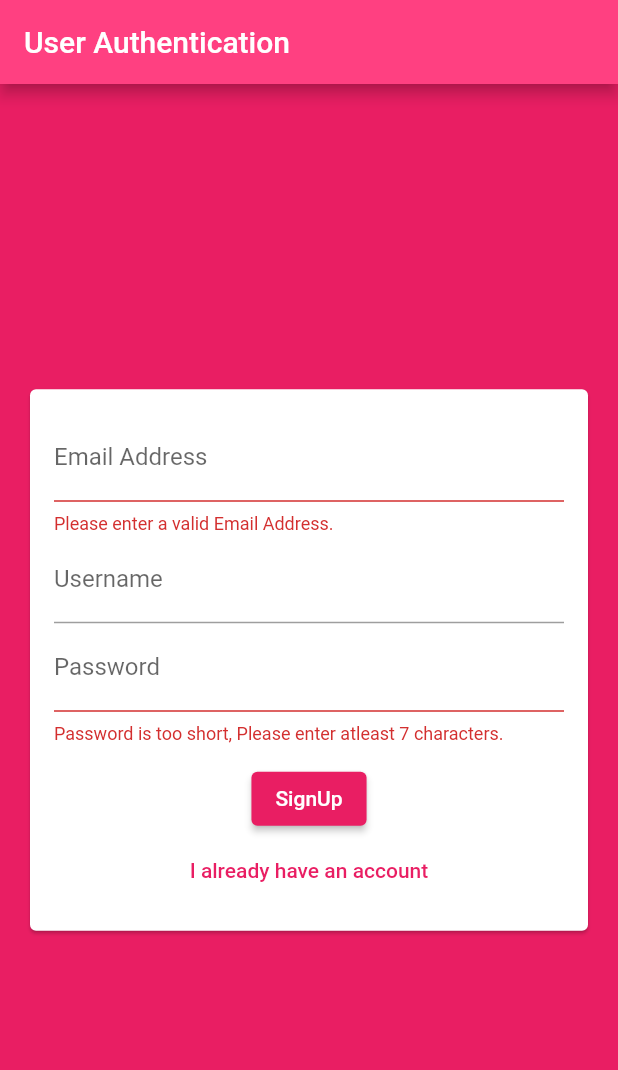
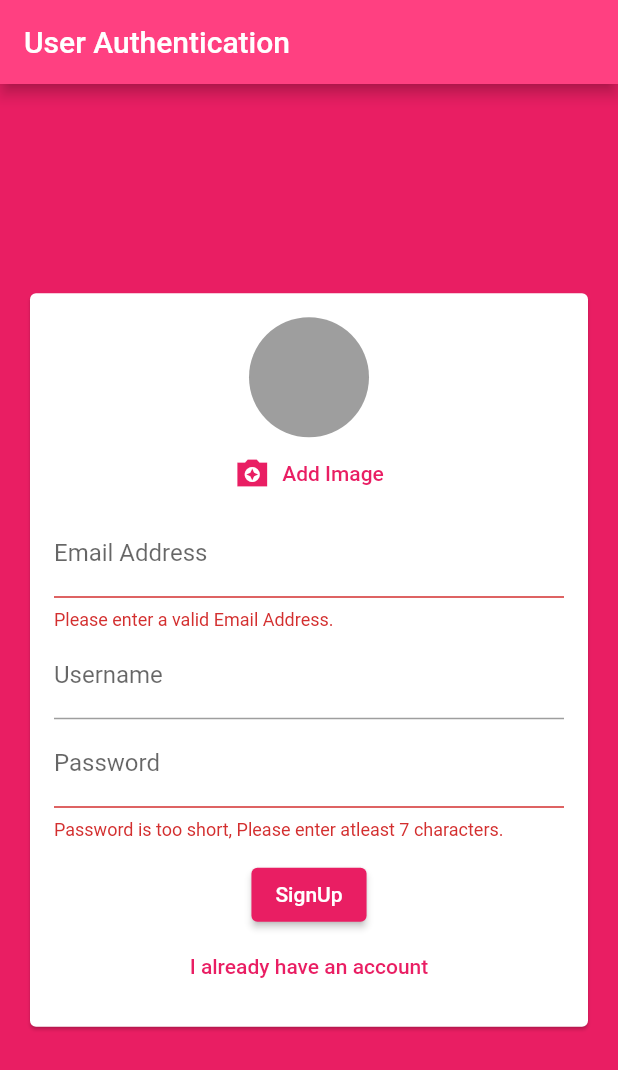
Before and after one commit to bharatbudhori/Flutter_Chat, a Flutter app: the screen it shows after launch, after a tap on "Login", after a tap on "Create New Account", on a phone screen of 412 x 824 dp. Shown: the top 1070 px of the screen. Run offline on Flutter 3.47's test engine with Material 2 defaults, Android fonts, the phone set to English and light mode, and no system bars; our stand-ins replace cloud_firestore, firebase_auth, firebase_core, firebase_storage, image_picker; accounts and stored records are empty.

Commit message:
Added image picker

```diff
--- a/lib/screens/auth_screen.dart
+++ b/lib/screens/auth_screen.dart
@@ -1,7 +1,10 @@
+import 'dart:io';
+
 import 'package:flutter/material.dart';
 import 'package:firebase_auth/firebase_auth.dart';
 import 'package:flutter/services.dart';
 import 'package:cloud_firestore/cloud_firestore.dart';
+import 'package:firebase_storage/firebase_storage.dart';
 
 import '../widgets/auth/auth_form.dart';
 
@@ -12,21 +15,21 @@ class AuthScreen extends StatefulWidget {
 
 class _AuthScreenState extends State<AuthScreen> {
   final _auth = FirebaseAuth.instance;
-  var _isLoading=false;
+  var _isLoading = false;
 
   void _submitAuthForm(
     String email,
     String password,
     String username,
+    File image,
     bool isLogin,
     //BuildContext ctx,
   ) async {
     UserCredential authResult;
 
     try {
-
       setState(() {
-        _isLoading=true;
+        _isLoading = true;
       });
 
       if (isLogin) {
@@ -40,13 +43,22 @@ class _AuthScreenState extends State<AuthScreen> {
           password: password,
         );
 
+        final ref = FirebaseStorage.instance
+            .ref()
+            .child('user_image')
+            .child(authResult.user.uid + '.jpg');
+
+        await ref.putFile(image);
+        final url = await ref.getDownloadURL();
+
         await FirebaseFirestore.instance
             .collection('users')
             .doc(authResult.user.uid)
             .set(
           {
             'username': username,
-            'email':email,
+            'email': email,
+            'image_url': url,
           },
         );
       }
@@ -70,9 +82,8 @@ class _AuthScreenState extends State<AuthScreen> {
         ),
       );
       setState(() {
-        _isLoading=false;
+        _isLoading = false;
       });
-
     } catch (error) {
       //print(error.message);
       ScaffoldMessenger.of(context).hideCurrentSnackBar();
@@ -83,7 +94,7 @@ class _AuthScreenState extends State<AuthScreen> {
         ),
       );
       setState(() {
-        _isLoading=false;
+        _isLoading = false;
       });
     }
   }
--- a/lib/widgets/auth/auth_form.dart
+++ b/lib/widgets/auth/auth_form.dart
@@ -1,4 +1,8 @@
+import 'dart:io';
+
 import 'package:flutter/material.dart';
+
+import '../picker/user_image_picker.dart';
 
 class AuthForm extends StatefulWidget {
   final bool isLoading;
@@ -6,6 +10,7 @@ class AuthForm extends StatefulWidget {
     String email,
     String password,
     String userName,
+    File image,
     bool isLogin,
     //BuildContext ctx,
   ) submitFn;
@@ -26,10 +31,27 @@ class _AuthFormState extends State<AuthForm> {
   String _userEmail = '';
   String _userName = '';
   String _userPassword = '';
+  File _userImageFile;
+
+  void _pickedImage(File image) {
+    _userImageFile = image;
+  }
 
   void _trySumbit() {
     final isValid = _formKey.currentState.validate();
     FocusScope.of(context).unfocus(); // Closes The soft keyboard
+
+    if (_userImageFile == null && !_isLogin) {
+      ScaffoldMessenger.of(context).hideCurrentSnackBar();
+      ScaffoldMessenger.of(context).showSnackBar(
+        SnackBar(
+          content: Text('Please pick an image'),
+          backgroundColor: Theme.of(context).errorColor,
+        ),
+
+      );
+      return;
+    }
 
     if (isValid) {
       _formKey.currentState.save();
@@ -37,6 +59,7 @@ class _AuthFormState extends State<AuthForm> {
         _userEmail.trim(),
         _userPassword.trim(),
         _userName.trim(),
+        _userImageFile,
         _isLogin,
         //context
       );
@@ -55,6 +78,7 @@ class _AuthFormState extends State<AuthForm> {
             child: Column(
               mainAxisSize: MainAxisSize.min,
               children: [
+                if (!_isLogin) UserImagePicker(_pickedImage),
                 TextFormField(
                   key: ValueKey('email'),
                   validator: (value) {
--- a/lib/widgets/chat/messages.dart
+++ b/lib/widgets/chat/messages.dart
@@ -25,6 +25,7 @@ class Messages extends StatelessWidget {
           itemCount: chatDocs.length,
           itemBuilder: (ctx, index) => MessageBubble(
             chatDocs[index]['text'],
+            chatDocs[index]['username'],
             chatDocs[index]['userId'] == FirebaseAuth.instance.currentUser.uid,
             key: ValueKey(chatDocs[index].id),
           ),
--- /dev/null
+++ b/lib/widgets/picker/user_image_picker.dart
@@ -0,0 +1,49 @@
+import 'dart:io';
+
+import 'package:flutter/material.dart';
+import 'package:image_picker/image_picker.dart';
+
+class UserImagePicker extends StatefulWidget {
+  final void Function(File pickedImage) imagePickFn;
+
+  UserImagePicker(this.imagePickFn);
+
+  @override
+  _UserImagePickerState createState() => _UserImagePickerState();
+}
+
+class _UserImagePickerState extends State<UserImagePicker> {
+  File _pickedImage;
+
+  void _pickImage() async {
+    final pickedImageFile = await ImagePicker().getImage(
+      source: ImageSource.camera,
+      preferredCameraDevice: CameraDevice.front,
+      imageQuality: 50,
+      maxWidth: 150,
+    );
+    setState(() {
+      _pickedImage = File(pickedImageFile.path);
+    });
+    widget.imagePickFn(File(pickedImageFile.path));
+  }
+
+  @override
+  Widget build(BuildContext context) {
+    return Column(
+      children: [
+        CircleAvatar(
+          radius: 40,
+          backgroundColor: Colors.grey,
+          backgroundImage:
+              _pickedImage != null ? FileImage(_pickedImage) : null,
+        ),
+        TextButton.icon(
+          onPressed: _pickImage,
+          icon: Icon(Icons.camera_enhance_sharp),
+          label: Text('Add Image'),
+        ),
+      ],
+    );
+  }
+}
--- a/pubspec.yaml
+++ b/pubspec.yaml
@@ -25,6 +25,8 @@ dependencies:
     sdk: flutter
   cloud_firestore: ^2.0.0
   firebase_auth: ^1.1.3
+  image_picker: ^0.7.4
+  firebase_storage: ^8.0.5
 
 
   # The following adds the Cupertino Icons font to your application.
```
Also changed, not shown: lib/widgets/chat/message_bubble.dart (+22 -10 lines), lib/widgets/chat/new_messages.dart (+6 -1 lines), pubspec.lock.
